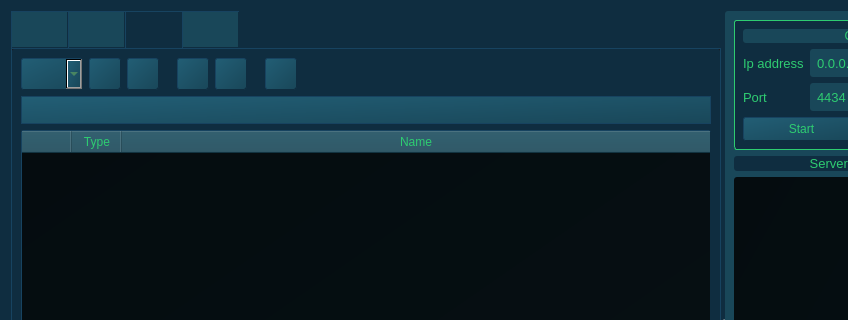
Qt form SOURCE/GUI.ui (pavliqs/Mirakuru) before a commit; both pictures show x 0 to 848 and y 0 to 320 of the 1006 by 672 pixel window.
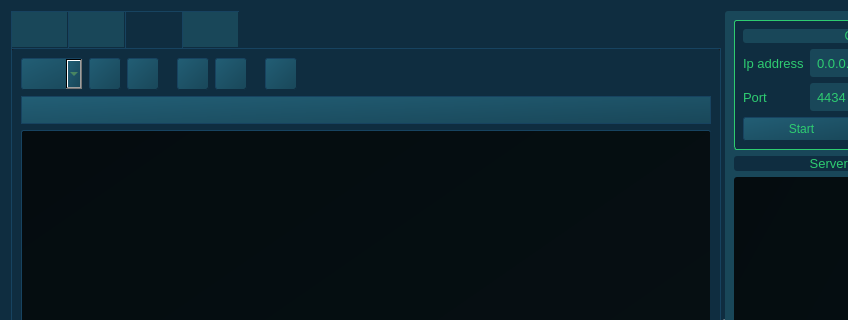
The same form after that commit. The open tabs and pages were chosen to show the change. Icons and pictures are not drawn.

```diff
--- a/SOURCE/GUI.ui
+++ b/SOURCE/GUI.ui
@@ -491,6 +491,9 @@
             <property name="frameShadow">
              <enum>QFrame::Plain</enum>
             </property>
+            <property name="lineWidth">
+             <number>1</number>
+            </property>
             <property name="editTriggers">
              <set>QAbstractItemView::NoEditTriggers</set>
             </property>
@@ -519,11 +522,17 @@
              <enum>Qt::DotLine</enum>
             </property>
             <property name="sortingEnabled">
-             <bool>true</bool>
+             <bool>false</bool>
+            </property>
+            <property name="wordWrap">
+             <bool>false</bool>
             </property>
             <property name="cornerButtonEnabled">
-             <bool>false</bool>
+             <bool>true</bool>
             </property>
+            <attribute name="horizontalHeaderVisible">
+             <bool>false</bool>
+            </attribute>
             <attribute name="horizontalHeaderCascadingSectionResizes">
              <bool>true</bool>
             </attribute>
@@ -531,10 +540,10 @@
              <number>50</number>
             </attribute>
             <attribute name="horizontalHeaderShowSortIndicator" stdset="0">
-             <bool>true</bool>
+             <bool>false</bool>
             </attribute>
             <attribute name="horizontalHeaderStretchLastSection">
-             <bool>true</bool>
+             <bool>false</bool>
             </attribute>
             <attribute name="verticalHeaderVisible">
              <bool>false</bool>
@@ -544,7 +553,12 @@
             </attribute>
             <column>
              <property name="text">
-              <string/>
+              <string>   </string>
+             </property>
+            </column>
+            <column>
+             <property name="text">
+              <string>   </string>
              </property>
             </column>
             <column>
@@ -552,11 +566,36 @@
               <string>Type</string>
              </property>
             </column>
+            <column>
+             <property name="text">
+              <string/>
+             </property>
+            </column>
             <column>
              <property name="text">
               <string>Name</string>
              </property>
             </column>
+            <column>
+             <property name="text">
+              <string>   </string>
+             </property>
+            </column>
+            <column>
+             <property name="text">
+              <string>Date Modified</string>
+             </property>
+            </column>
+            <column>
+             <property name="text">
+              <string>   </string>
+             </property>
+            </column>
+            <column>
+             <property name="text">
+              <string>Size</string>
+             </property>
+            </column>
            </widget>
           </item>
           <item row="0" column="1">
```
Left out of the diff: 7 changed lines with no effect on the pictures.
